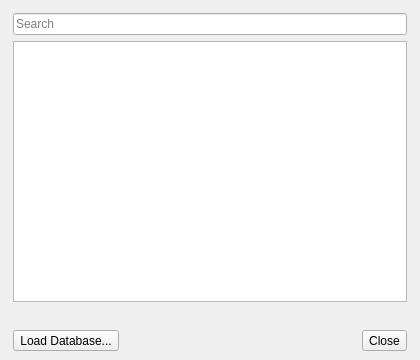
The window that src/schrodinger/sketcher/ui/monomer_database_popup.ui (KevKeating/sketcher) describes before a commit, drawn with Qt 5.
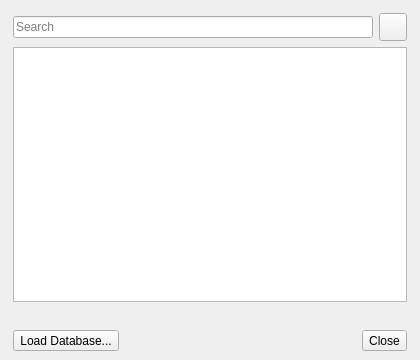
The same window after the commit. Custom widgets are drawn as their Qt base class.

```diff
--- a/src/schrodinger/sketcher/ui/monomer_database_popup.ui
+++ b/src/schrodinger/sketcher/ui/monomer_database_popup.ui
@@ -71,6 +71,25 @@
              </property>
             </widget>
            </item>
+           <item>
+            <widget class="QToolButton" name="monomer_db_filter_btn">
+             <property name="minimumSize">
+              <size>
+               <width>28</width>
+               <height>28</height>
+              </size>
+             </property>
+             <property name="maximumSize">
+              <size>
+               <width>28</width>
+               <height>28</height>
+              </size>
+             </property>
+             <property name="toolTip">
+              <string>Filter the monomers</string>
+             </property>
+            </widget>
+           </item>
           </layout>
          </item>
          <item>
```
Left out of the diff: 7 changed lines with no effect on the pictures.
